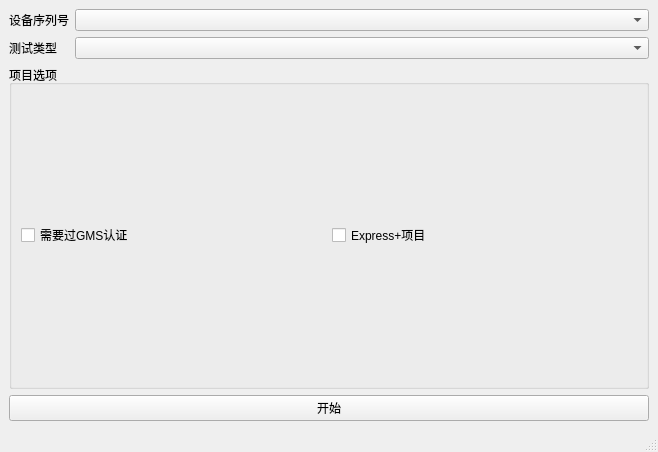
Before: the Qt Designer form widget/mainwindow.ui in vince7839/SpecTool, drawn with Qt 5.
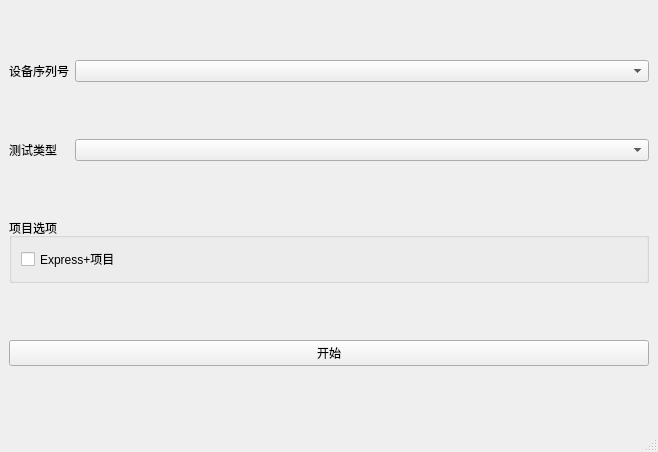
After: the same form once the commit is applied.

Diff of the .ui file:
```diff
--- a/widget/mainwindow.ui
+++ b/widget/mainwindow.ui
@@ -49,24 +49,23 @@
     </item>
     <item row="2" column="0" colspan="2">
      <widget class="QGroupBox" name="groupBox">
+      <property name="sizePolicy">
+       <sizepolicy hsizetype="Preferred" vsizetype="Fixed">
+        <horstretch>0</horstretch>
+        <verstretch>0</verstretch>
+       </sizepolicy>
+      </property>
       <property name="title">
        <string>项目选项</string>
       </property>
       <layout class="QGridLayout" name="gridLayout">
-       <item row="0" column="1">
+       <item row="0" column="0">
         <widget class="QCheckBox" name="checkBox_express">
          <property name="text">
           <string>Express+项目</string>
          </property>
         </widget>
        </item>
-       <item row="0" column="0">
-        <widget class="QCheckBox" name="checkBox_gms">
-         <property name="text">
-          <string>需要过GMS认证</string>
-         </property>
-        </widget>
-       </item>
       </layout>
      </widget>
     </item>
```
